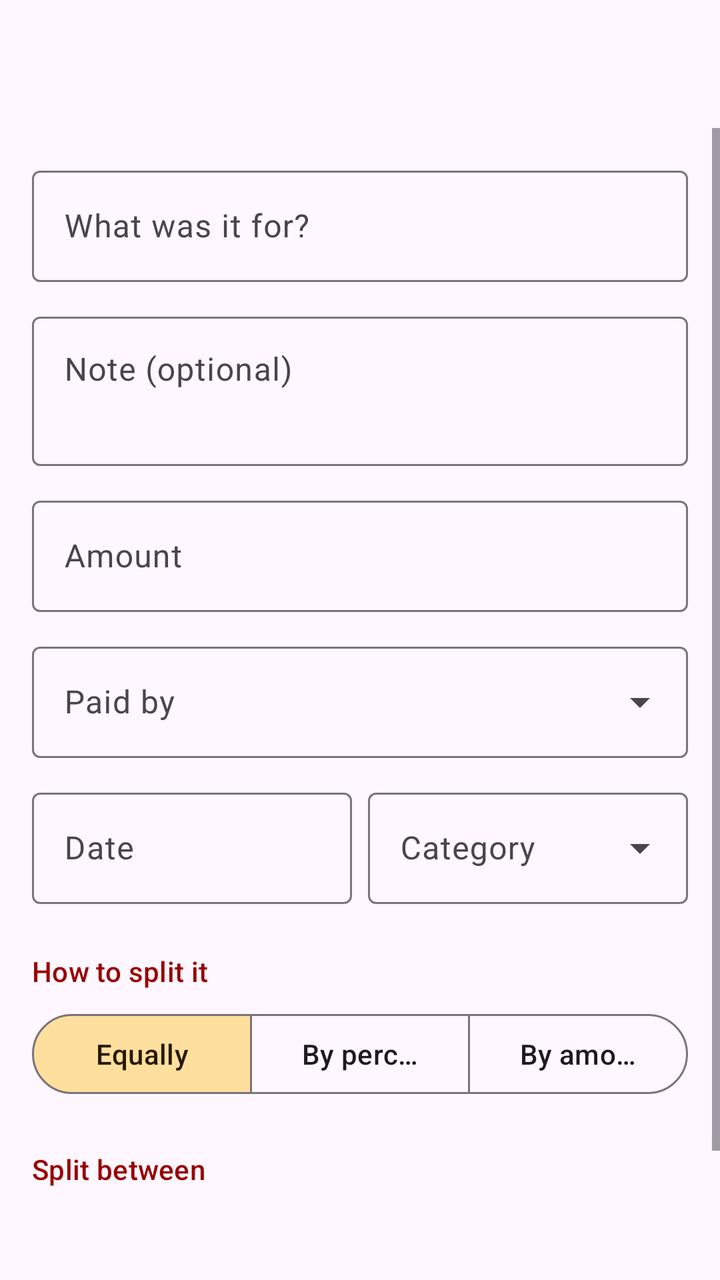
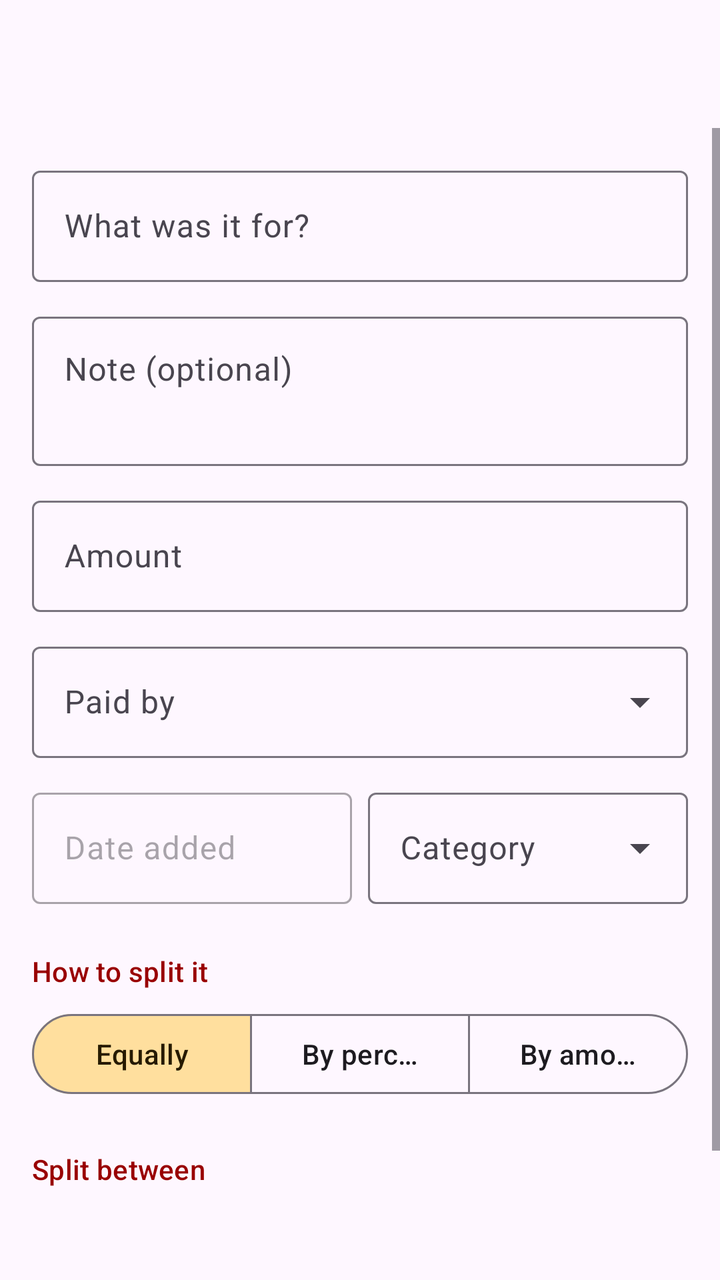

Screens rendered from an Android XML layout before and after an edit, with the pre-edit source and the edit as a unified diff.
<!-- AndroidManifest.xml: application theme Theme.SplitSmart -->
<!-- res/layout/activity_expense_form.xml -->
<?xml version="1.0" encoding="utf-8"?>
<LinearLayout xmlns:android="http://schemas.android.com/apk/res/android"
    xmlns:app="http://schemas.android.com/apk/res-auto"
    android:id="@+id/root"
    android:layout_width="match_parent"
    android:layout_height="match_parent"
    android:orientation="vertical">

    <include layout="@layout/view_app_bar" />

    <ScrollView
        android:layout_width="match_parent"
        android:layout_height="0dp"
        android:layout_weight="1">

        <LinearLayout
            android:layout_width="match_parent"
            android:layout_height="wrap_content"
            android:orientation="vertical"
            android:padding="16dp">

            
            <TextView
                android:id="@+id/read_only_banner"
                android:layout_width="match_parent"
                android:layout_height="wrap_content"
                android:layout_marginBottom="16dp"
                android:background="@color/brand_secondary_container"
                android:padding="12dp"
                android:textAppearance="?attr/textAppearanceBodyMedium"
                android:textColor="@color/brand_on_secondary_container"
                android:visibility="gone" />

            <com.google.android.material.textfield.TextInputLayout
                android:id="@+id/description_layout"
                android:layout_width="match_parent"
                android:layout_height="wrap_content"
                android:hint="@string/expense_description">

                <com.google.android.material.textfield.TextInputEditText
                    android:id="@+id/description_input"
                    android:layout_width="match_parent"
                    android:layout_height="wrap_content"
                    android:imeOptions="actionNext"
                    android:inputType="textCapSentences"
                    android:maxLines="1" />

            </com.google.android.material.textfield.TextInputLayout>

            <com.google.android.material.textfield.TextInputLayout
                android:id="@+id/note_layout"
                android:layout_width="match_parent"
                android:layout_height="wrap_content"
                android:layout_marginTop="12dp"
                android:hint="@string/expense_note">

                <com.google.android.material.textfield.TextInputEditText
                    android:id="@+id/note_input"
                    android:layout_width="match_parent"
                    android:layout_height="wrap_content"
                    android:gravity="top"
                    android:imeOptions="actionNext"
                    android:inputType="textCapSentences|textMultiLine"
                    android:maxLines="3"
                    android:minLines="2" />

            </com.google.android.material.textfield.TextInputLayout>

            <com.google.android.material.textfield.TextInputLayout
                android:id="@+id/amount_layout"
                android:layout_width="match_parent"
                android:layout_height="wrap_content"
                android:layout_marginTop="12dp"
                android:hint="@string/amount"
                app:prefixText="@string/currency_prefix">

                <com.google.android.material.textfield.TextInputEditText
                    android:id="@+id/amount_input"
                    android:layout_width="match_parent"
                    android:layout_height="wrap_content"
                    android:imeOptions="actionDone"
                    android:inputType="numberDecimal" />

            </com.google.android.material.textfield.TextInputLayout>

            <com.google.android.material.textfield.TextInputLayout
                android:id="@+id/payer_layout"
                style="@style/Widget.Material3.TextInputLayout.OutlinedBox.ExposedDropdownMenu"
                android:layout_width="match_parent"
                android:layout_height="wrap_content"
                android:layout_marginTop="12dp"
                android:hint="@string/expense_paid_by">

                <AutoCompleteTextView
                    android:id="@+id/payer_input"
                    android:layout_width="match_parent"
                    android:layout_height="wrap_content"
                    android:inputType="none" />

            </com.google.android.material.textfield.TextInputLayout>

            <LinearLayout
                android:layout_width="match_parent"
                android:layout_height="wrap_content"
                android:layout_marginTop="12dp"
                android:baselineAligned="false"
                android:orientation="horizontal">

                <com.google.android.material.textfield.TextInputLayout
                    android:id="@+id/date_layout"
                    android:layout_width="0dp"
                    android:layout_height="wrap_content"
                    android:layout_marginEnd="8dp"
                    android:layout_weight="1"
                    android:hint="@string/expense_date">

                    <com.google.android.material.textfield.TextInputEditText
                        android:id="@+id/date_input"
                        android:layout_width="match_parent"
                        android:layout_height="wrap_content"
                        android:cursorVisible="false"
                        android:focusable="false"
                        android:inputType="none" />

                </com.google.android.material.textfield.TextInputLayout>

                <com.google.android.material.textfield.TextInputLayout
                    android:id="@+id/category_layout"
                    style="@style/Widget.Material3.TextInputLayout.OutlinedBox.ExposedDropdownMenu"
                    android:layout_width="0dp"
                    android:layout_height="wrap_content"
                    android:layout_weight="1"
                    android:hint="@string/expense_category">

                    <AutoCompleteTextView
                        android:id="@+id/category_input"
                        android:layout_width="match_parent"
                        android:layout_height="wrap_content"
                        android:inputType="none" />

                </com.google.android.material.textfield.TextInputLayout>
            </LinearLayout>

            <TextView
                android:layout_width="wrap_content"
                android:layout_height="wrap_content"
                android:layout_marginTop="24dp"
                android:text="@string/expense_split_how"
                android:textAppearance="@style/TextAppearance.SplitSmart.SectionLabel" />

            <com.google.android.material.button.MaterialButtonToggleGroup
                android:id="@+id/split_type_group"
                android:layout_width="match_parent"
                android:layout_height="wrap_content"
                android:layout_marginTop="8dp"
                app:checkedButton="@+id/split_equal"
                app:selectionRequired="true"
                app:singleSelection="true">

                <Button
                    android:id="@+id/split_equal"
                    style="@style/Widget.Material3.Button.OutlinedButton"
                    android:layout_width="0dp"
                    android:layout_height="wrap_content"
                    android:layout_weight="1"
                    android:text="@string/split_equal" />

                <Button
                    android:id="@+id/split_percent"
                    style="@style/Widget.Material3.Button.OutlinedButton"
                    android:layout_width="0dp"
                    android:layout_height="wrap_content"
                    android:layout_weight="1"
                    android:text="@string/split_percent" />

                <Button
                    android:id="@+id/split_exact"
                    style="@style/Widget.Material3.Button.OutlinedButton"
                    android:layout_width="0dp"
                    android:layout_height="wrap_content"
                    android:layout_weight="1"
                    android:text="@string/split_exact" />

            </com.google.android.material.button.MaterialButtonToggleGroup>

            <TextView
                android:layout_width="wrap_content"
                android:layout_height="wrap_content"
                android:layout_marginTop="24dp"
                android:text="@string/expense_split_between"
                android:textAppearance="@style/TextAppearance.SplitSmart.SectionLabel" />

            <LinearLayout
                android:id="@+id/participants_container"
                android:layout_width="match_parent"
                android:layout_height="wrap_content"
                android:layout_marginTop="4dp"
                android:orientation="vertical" />

            <TextView
                android:id="@+id/split_status"
                android:layout_width="match_parent"
                android:layout_height="wrap_content"
                android:layout_marginTop="8dp"
                android:textAppearance="?attr/textAppearanceBodyMedium"
                android:textColor="?attr/colorOnSurfaceVariant" />

            <Button
                android:id="@+id/save_button"
                android:layout_width="match_parent"
                android:layout_height="wrap_content"
                android:layout_marginTop="24dp"
                android:text="@string/save_expense" />

            <Button
                android:id="@+id/delete_button"
                style="@style/Widget.Material3.Button.OutlinedButton"
                android:layout_width="match_parent"
                android:layout_height="wrap_content"
                android:layout_marginTop="8dp"
                android:text="@string/delete_expense"
                android:textColor="@color/money_you_owe"
                android:visibility="gone" />

        </LinearLayout>
    </ScrollView>
</LinearLayout>
<!-- res/layout/view_app_bar.xml (included above) -->
<?xml version="1.0" encoding="utf-8"?>
<com.google.android.material.appbar.AppBarLayout xmlns:android="http://schemas.android.com/apk/res/android"
    android:layout_width="match_parent"
    android:layout_height="wrap_content"
    android:fitsSystemWindows="true">

    <com.google.android.material.appbar.MaterialToolbar
        android:id="@+id/toolbar"
        android:layout_width="match_parent"
        android:layout_height="?attr/actionBarSize" />

    <com.google.android.material.progressindicator.LinearProgressIndicator
        android:id="@+id/progress"
        android:layout_width="match_parent"
        android:layout_height="wrap_content"
        android:indeterminate="true"
        android:visibility="gone" />

</com.google.android.material.appbar.AppBarLayout>
<!-- resources referenced by this layout -->
<resources>
  <color name="brand_on_secondary_container">#261A00</color>
  <color name="brand_secondary_container">#FFDF9E</color>
  <color name="money_you_owe">#B3261E</color>
  <string name="amount">Amount</string>
  <string name="currency_prefix">$</string>
  <string name="delete_expense">Delete expense</string>
  <string name="expense_category">Category</string>
  <string name="expense_date">Date</string>
  <string name="expense_description">What was it for?</string>
  <string name="expense_note">Note (optional)</string>
  <string name="expense_paid_by">Paid by</string>
  <string name="expense_split_between">Split between</string>
  <string name="expense_split_how">How to split it</string>
  <string name="save_expense">Save expense</string>
  <string name="split_equal">Equally</string>
  <string name="split_exact">By amount</string>
  <string name="split_percent">By percent</string>
  <style name="TextAppearance.SplitSmart.SectionLabel" parent="TextAppearance.Material3.TitleSmall">
          <item name="android:textColor">?attr/colorPrimary</item>
      </style>
  <style name="Theme.SplitSmart" parent="Theme.Material3.DayNight.NoActionBar">
          <item name="colorPrimary">@color/brand_primary</item>
          <item name="colorOnPrimary">@color/brand_on_primary</item>
          <item name="colorPrimaryContainer">@color/brand_primary_container</item>
          <item name="colorOnPrimaryContainer">@color/brand_on_primary_container</item>
          <item name="colorSecondary">@color/brand_secondary</item>
          <item name="colorOnSecondary">@color/brand_on_secondary</item>
          <item name="colorSecondaryContainer">@color/brand_secondary_container</item>
          <item name="colorOnSecondaryContainer">@color/brand_on_secondary_container</item>
  
          <item name="android:statusBarColor">?attr/colorSurface</item>
          <item name="android:windowLightStatusBar">@bool/light_status_bar</item>
  
          <item name="textInputStyle">@style/Widget.Material3.TextInputLayout.OutlinedBox</item>
          <item name="materialCardViewStyle">@style/Widget.Material3.CardView.Filled</item>
      </style>
  <color name="brand_primary">#990000</color>
  <color name="brand_on_primary">#FFFFFF</color>
  <color name="brand_primary_container">#FFDAD4</color>
  <color name="brand_on_primary_container">#410000</color>
  <color name="brand_secondary">#7A5900</color>
  <color name="brand_on_secondary">#FFFFFF</color>
</resources>

<!-- the commit's change to res/layout/activity_expense_form.xml (unified diff, before → after) -->
@@ -106,12 +106,14 @@
                 android:baselineAligned="false"
                 android:orientation="horizontal">
 
+                
                 <com.google.android.material.textfield.TextInputLayout
                     android:id="@+id/date_layout"
                     android:layout_width="0dp"
                     android:layout_height="wrap_content"
                     android:layout_marginEnd="8dp"
                     android:layout_weight="1"
+                    android:enabled="false"
                     android:hint="@string/expense_date">
 
                     <com.google.android.material.textfield.TextInputEditText
<!-- resource entries referenced after the edit -->
@@ -7,7 +7,7 @@
   <string name="currency_prefix">$</string>
   <string name="delete_expense">Delete expense</string>
   <string name="expense_category">Category</string>
-  <string name="expense_date">Date</string>
+  <string name="expense_date">Date added</string>
   <string name="expense_description">What was it for?</string>
   <string name="expense_note">Note (optional)</string>
   <string name="expense_paid_by">Paid by</string>
